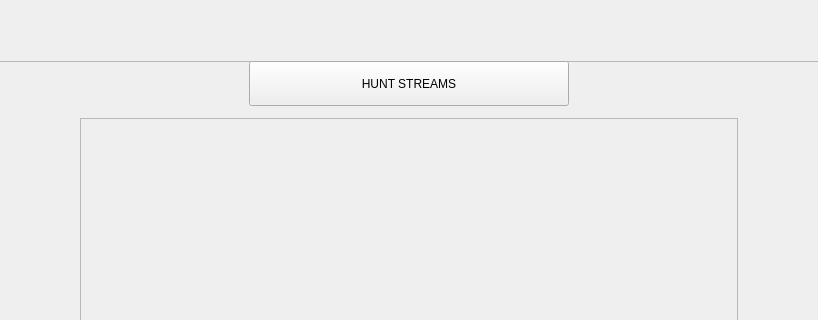
Qt form src/pages/stream_hunter/view/stream_hunter_pg.ui (Davi-S/Toolorant) before a commit; both pictures show x 131 to 949 and y 0 to 320 of the 1080 by 610 pixel window.
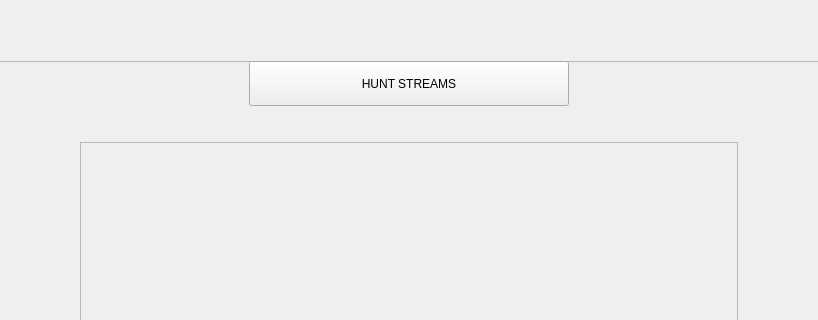
The same form after that commit. Icons and pictures are not drawn. Custom widgets are drawn as their Qt base class.

Commit message: main_frm size update

Patch:
```diff
--- a/src/pages/stream_hunter/view/stream_hunter_pg.ui
+++ b/src/pages/stream_hunter/view/stream_hunter_pg.ui
@@ -54,9 +54,9 @@
     <property name="geometry">
      <rect>
       <x>150</x>
-      <y>57</y>
+      <y>81</y>
       <width>658</width>
-      <height>431</height>
+      <height>407</height>
      </rect>
     </property>
     <property name="sizePolicy">
@@ -68,13 +68,13 @@
     <property name="minimumSize">
      <size>
       <width>658</width>
-      <height>431</height>
+      <height>407</height>
      </size>
     </property>
     <property name="maximumSize">
      <size>
       <width>658</width>
-      <height>431</height>
+      <height>407</height>
      </size>
     </property>
     <property name="frameShape">
```
The commit also changes 1 other file.
